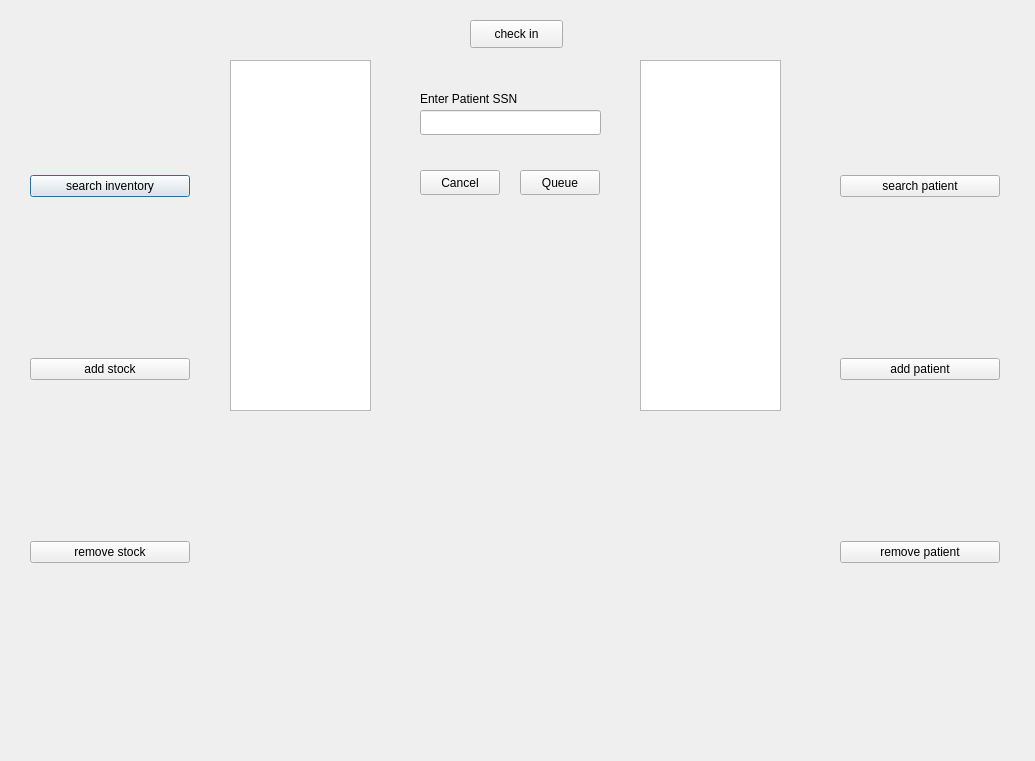
Above: maindirectory.ui from oracle-ryuu/SimpleSerums_radical_redo before the change. Below: the same form after it.
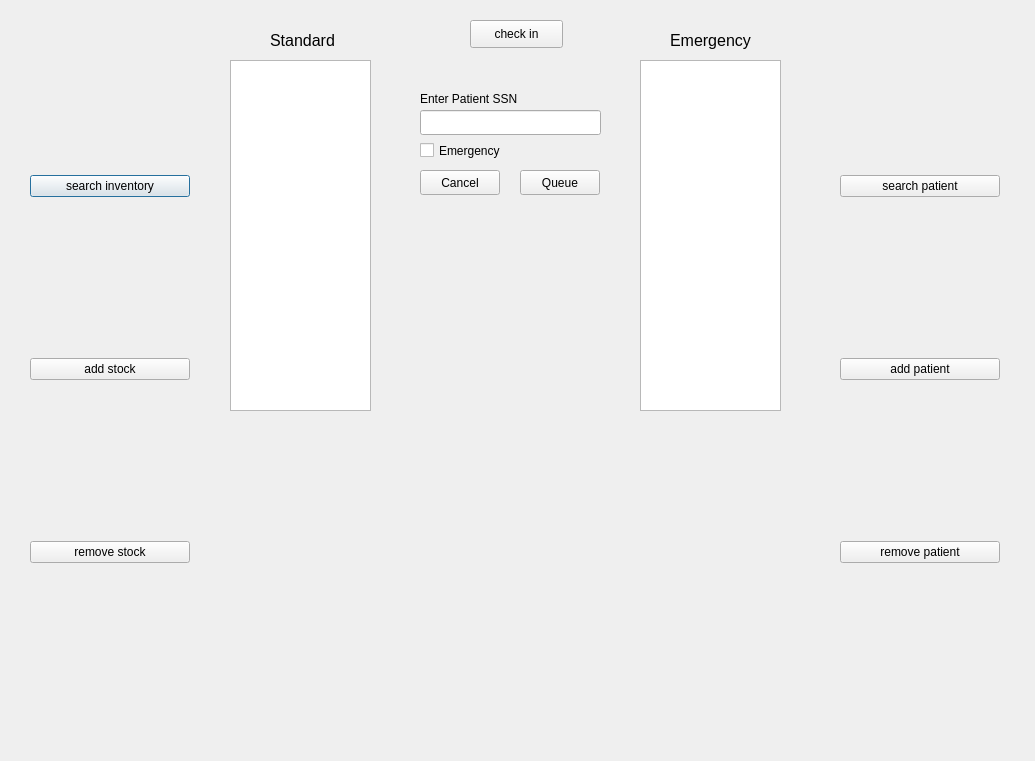
That is the form after the change.

What changed in the file:
```diff
--- a/maindirectory.ui
+++ b/maindirectory.ui
@@ -161,6 +161,55 @@
     </rect>
    </property>
   </widget>
+  <widget class="QCheckBox" name="checkBox">
+   <property name="geometry">
+    <rect>
+     <x>420</x>
+     <y>140</y>
+     <width>81</width>
+     <height>21</height>
+    </rect>
+   </property>
+   <property name="text">
+    <string>Emergency</string>
+   </property>
+  </widget>
+  <widget class="QLabel" name="label">
+   <property name="geometry">
+    <rect>
+     <x>270</x>
+     <y>30</y>
+     <width>121</width>
+     <height>21</height>
+    </rect>
+   </property>
+   <property name="font">
+    <font>
+     <pointsize>12</pointsize>
+    </font>
+   </property>
+   <property name="text">
+    <string>Standard</string>
+   </property>
+  </widget>
+  <widget class="QLabel" name="label_3">
+   <property name="geometry">
+    <rect>
+     <x>670</x>
+     <y>30</y>
+     <width>121</width>
+     <height>21</height>
+    </rect>
+   </property>
+   <property name="font">
+    <font>
+     <pointsize>12</pointsize>
+    </font>
+   </property>
+   <property name="text">
+    <string>Emergency</string>
+   </property>
+  </widget>
  </widget>
  <resources/>
  <connections/>
```
